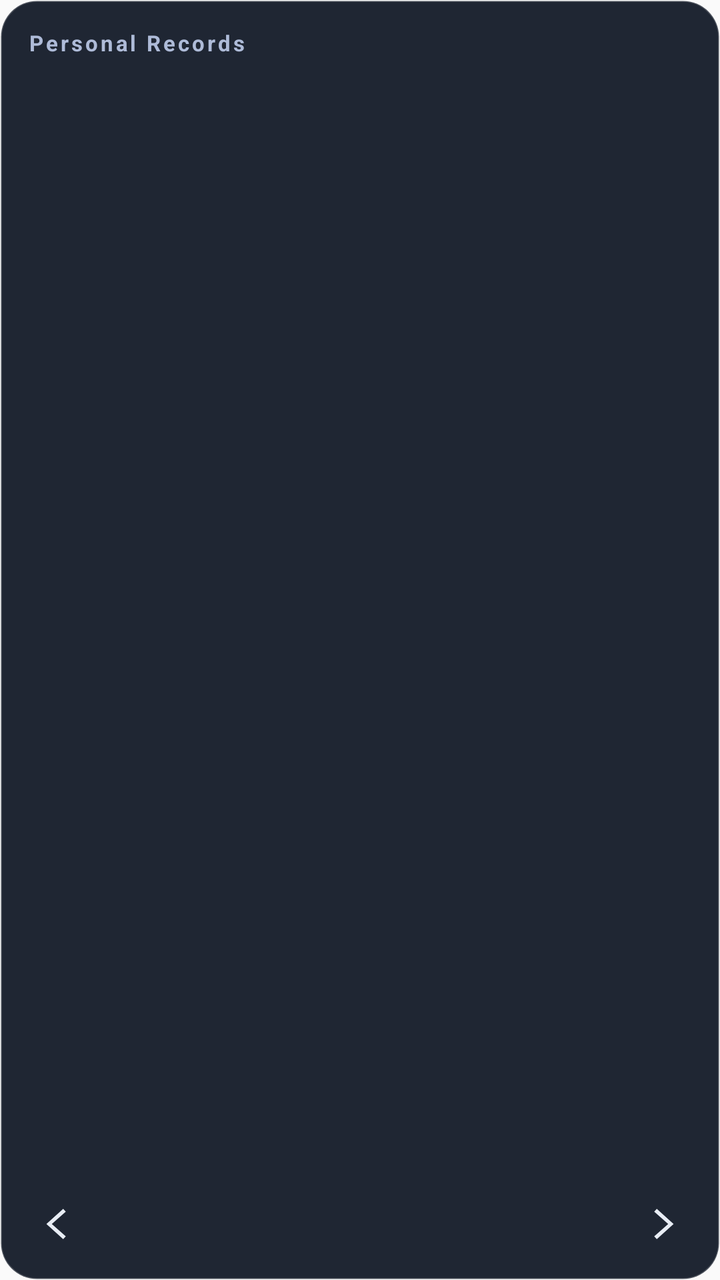
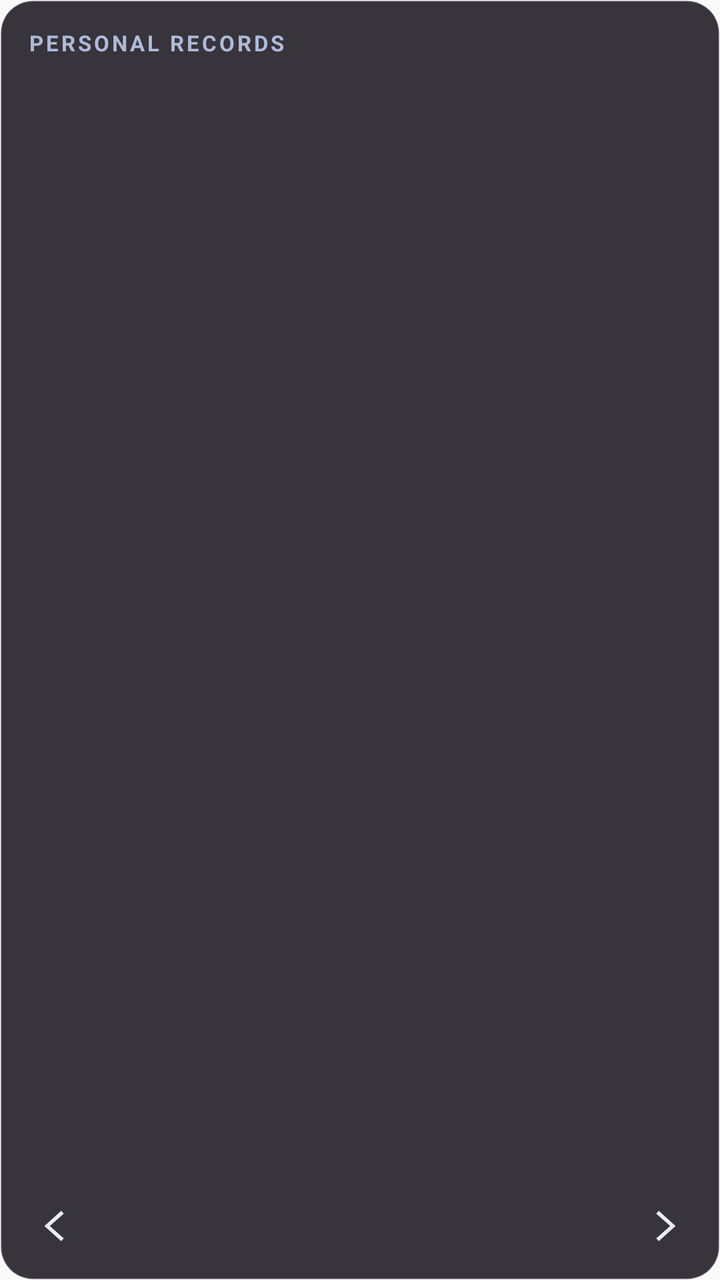

Two renders of the same Android screen: before a commit and after it. Below are the layout's source before the change and the commit's diff.
<!-- AndroidManifest.xml: application theme Theme.Tr3ack -->
<!-- res/layout/tr3ack_widget.xml -->
<?xml version="1.0" encoding="utf-8"?>
<LinearLayout xmlns:android="http://schemas.android.com/apk/res/android"
    android:id="@+id/widget_root"
    android:layout_width="match_parent"
    android:layout_height="match_parent"
    android:background="@drawable/widget_background"
    android:orientation="vertical"
    android:padding="14dp">

    <TextView
        android:id="@+id/widget_title"
        android:layout_width="wrap_content"
        android:layout_height="wrap_content"
        android:text="Personal Records"
        android:textColor="#AEBBD8"
        android:textSize="11sp"
        android:textStyle="bold"
        android:letterSpacing="0.12" />

    <FrameLayout
        android:id="@+id/widget_flipper"
        android:layout_width="match_parent"
        android:layout_height="0dp"
        android:layout_weight="1"
        android:layout_marginTop="4dp">

        <LinearLayout
            android:id="@+id/widget_page_0"
            android:layout_width="match_parent"
            android:layout_height="match_parent"
            android:orientation="vertical"
            android:gravity="center_vertical"
            android:visibility="gone">

            <TextView
                android:id="@+id/widget_name_0"
                android:layout_width="wrap_content"
                android:layout_height="wrap_content"
                android:textColor="#FFFFFF"
                android:textSize="14sp"
                android:textStyle="bold" />

            <TextView
                android:id="@+id/widget_value_0"
                android:layout_width="wrap_content"
                android:layout_height="wrap_content"
                android:layout_marginTop="2dp"
                android:textColor="#FFFFFF"
                android:textSize="22sp"
                android:textStyle="bold" />

            <TextView
                android:id="@+id/widget_detail_0"
                android:layout_width="wrap_content"
                android:layout_height="wrap_content"
                android:layout_marginTop="2dp"
                android:textColor="#AEBBD8"
                android:textSize="11sp" />
        </LinearLayout>

        <LinearLayout
            android:id="@+id/widget_page_1"
            android:layout_width="match_parent"
            android:layout_height="match_parent"
            android:orientation="vertical"
            android:gravity="center_vertical"
            android:visibility="gone">

            <TextView
                android:id="@+id/widget_name_1"
                android:layout_width="wrap_content"
                android:layout_height="wrap_content"
                android:textColor="#FFFFFF"
                android:textSize="14sp"
                android:textStyle="bold" />

            <TextView
                android:id="@+id/widget_value_1"
                android:layout_width="wrap_content"
                android:layout_height="wrap_content"
                android:layout_marginTop="2dp"
                android:textColor="#FFFFFF"
                android:textSize="22sp"
                android:textStyle="bold" />

            <TextView
                android:id="@+id/widget_detail_1"
                android:layout_width="wrap_content"
                android:layout_height="wrap_content"
                android:layout_marginTop="2dp"
                android:textColor="#AEBBD8"
                android:textSize="11sp" />
        </LinearLayout>

        <LinearLayout
            android:id="@+id/widget_page_2"
            android:layout_width="match_parent"
            android:layout_height="match_parent"
            android:orientation="vertical"
            android:gravity="center_vertical"
            android:visibility="gone">

            <TextView
                android:id="@+id/widget_name_2"
                android:layout_width="wrap_content"
                android:layout_height="wrap_content"
                android:textColor="#FFFFFF"
                android:textSize="14sp"
                android:textStyle="bold" />

            <TextView
                android:id="@+id/widget_value_2"
                android:layout_width="wrap_content"
                android:layout_height="wrap_content"
                android:layout_marginTop="2dp"
                android:textColor="#FFFFFF"
                android:textSize="22sp"
                android:textStyle="bold" />

            <TextView
                android:id="@+id/widget_detail_2"
                android:layout_width="wrap_content"
                android:layout_height="wrap_content"
                android:layout_marginTop="2dp"
                android:textColor="#AEBBD8"
                android:textSize="11sp" />
        </LinearLayout>

        <LinearLayout
            android:id="@+id/widget_page_3"
            android:layout_width="match_parent"
            android:layout_height="match_parent"
            android:orientation="vertical"
            android:gravity="center_vertical"
            android:visibility="gone">

            <TextView
                android:id="@+id/widget_name_3"
                android:layout_width="wrap_content"
                android:layout_height="wrap_content"
                android:textColor="#FFFFFF"
                android:textSize="14sp"
                android:textStyle="bold" />

            <TextView
                android:id="@+id/widget_value_3"
                android:layout_width="wrap_content"
                android:layout_height="wrap_content"
                android:layout_marginTop="2dp"
                android:textColor="#FFFFFF"
                android:textSize="22sp"
                android:textStyle="bold" />

            <TextView
                android:id="@+id/widget_detail_3"
                android:layout_width="wrap_content"
                android:layout_height="wrap_content"
                android:layout_marginTop="2dp"
                android:textColor="#AEBBD8"
                android:textSize="11sp" />
        </LinearLayout>
    </FrameLayout>

    <LinearLayout
        android:layout_width="match_parent"
        android:layout_height="wrap_content"
        android:layout_marginTop="6dp"
        android:orientation="horizontal"
        android:gravity="center_vertical">

        <ImageButton
            android:id="@+id/widget_prev"
            android:layout_width="28dp"
            android:layout_height="28dp"
            android:src="@drawable/widget_chevron_left"
            android:background="@android:color/transparent"
            android:contentDescription="Previous" />

        <TextView
            android:id="@+id/widget_indicator"
            android:layout_width="0dp"
            android:layout_height="wrap_content"
            android:layout_weight="1"
            android:gravity="center"
            android:textColor="#AEBBD8"
            android:textSize="11sp" />

        <ImageButton
            android:id="@+id/widget_next"
            android:layout_width="28dp"
            android:layout_height="28dp"
            android:src="@drawable/widget_chevron_right"
            android:background="@android:color/transparent"
            android:contentDescription="Next" />
    </LinearLayout>

</LinearLayout>
<!-- resources referenced by this layout -->
<resources>
  <!-- drawable widget_background (drawable) -->
  <?xml version="1.0" encoding="utf-8"?>
  <shape xmlns:android="http://schemas.android.com/apk/res/android"
      android:shape="rectangle">
      <solid android:color="#1F2633" />
      <corners android:radius="18dp" />
      <stroke
          android:width="1dp"
          android:color="#33FFFFFF" />
  </shape>
  <!-- drawable widget_chevron_left (drawable) -->
  <?xml version="1.0" encoding="utf-8"?>
  <vector xmlns:android="http://schemas.android.com/apk/res/android"
      android:width="24dp"
      android:height="24dp"
      android:viewportWidth="24"
      android:viewportHeight="24">
      <path
          android:fillColor="#E8EDF5"
          android:pathData="M15.6,4.4 L16.9,5.8 L9.9,12 L16.9,18.2 L15.6,19.6 L7.2,12 Z" />
  </vector>
  <!-- drawable widget_chevron_right (drawable) -->
  <?xml version="1.0" encoding="utf-8"?>
  <vector xmlns:android="http://schemas.android.com/apk/res/android"
      android:width="24dp"
      android:height="24dp"
      android:viewportWidth="24"
      android:viewportHeight="24">
      <path
          android:fillColor="#E8EDF5"
          android:pathData="M8.4,4.4 L7.1,5.8 L14.1,12 L7.1,18.2 L8.4,19.6 L16.8,12 Z" />
  </vector>
  <style name="Theme.Tr3ack" parent="android:Theme.Material.Light.NoActionBar" />
</resources>

<!-- the commit's change to res/layout/tr3ack_widget.xml (unified diff, before → after) -->
@@ -11,7 +11,7 @@
         android:id="@+id/widget_title"
         android:layout_width="wrap_content"
         android:layout_height="wrap_content"
-        android:text="Personal Records"
+        android:text="PERSONAL RECORDS"
         android:textColor="#AEBBD8"
         android:textSize="11sp"
         android:textStyle="bold"
@@ -22,7 +22,7 @@
         android:layout_width="match_parent"
         android:layout_height="0dp"
         android:layout_weight="1"
-        android:layout_marginTop="4dp">
+        android:layout_marginTop="6dp">
 
         <LinearLayout
             android:id="@+id/widget_page_0"
@@ -32,20 +32,35 @@
             android:gravity="center_vertical"
             android:visibility="gone">
 
-            <TextView
-                android:id="@+id/widget_name_0"
-                android:layout_width="wrap_content"
-                android:layout_height="wrap_content"
-                android:textColor="#FFFFFF"
-                android:textSize="14sp"
-                android:textStyle="bold" />
+            <LinearLayout
+                android:layout_width="match_parent"
+                android:layout_height="wrap_content"
+                android:orientation="horizontal"
+                android:gravity="center_vertical">
+
+                <ImageView
+                    android:id="@+id/widget_icon_0"
+                    android:layout_width="16dp"
+                    android:layout_height="16dp" />
+
+                <TextView
+                    android:id="@+id/widget_name_0"
+                    android:layout_width="0dp"
+                    android:layout_height="wrap_content"
+                    android:layout_weight="1"
+                    android:layout_marginStart="6dp"
+                    android:singleLine="true"
+                    android:ellipsize="end"
+                    android:textColor="#CDD6F4"
+                    android:textSize="12sp" />
+            </LinearLayout>
 
             <TextView
                 android:id="@+id/widget_value_0"
                 android:layout_width="wrap_content"
                 android:layout_height="wrap_content"
-                android:layout_marginTop="2dp"
-                android:textColor="#FFFFFF"
+                android:layout_marginTop="4dp"
+                android:textColor="#CDD6F4"
                 android:textSize="22sp"
                 android:textStyle="bold" />
 
@@ -53,8 +68,8 @@
                 android:id="@+id/widget_detail_0"
                 android:layout_width="wrap_content"
                 android:layout_height="wrap_content"
-                android:layout_marginTop="2dp"
-                android:textColor="#AEBBD8"
+                android:layout_marginTop="1dp"
+                android:textColor="#CDD6F4"
                 android:textSize="11sp" />
         </LinearLayout>
 
@@ -66,20 +81,35 @@
             android:gravity="center_vertical"
             android:visibility="gone">
 
-            <TextView
-                android:id="@+id/widget_name_1"
-                android:layout_width="wrap_content"
-                android:layout_height="wrap_content"
-                android:textColor="#FFFFFF"
-                android:textSize="14sp"
-                android:textStyle="bold" />
+            <LinearLayout
+                android:layout_width="match_parent"
+                android:layout_height="wrap_content"
+                android:orientation="horizontal"
+                android:gravity="center_vertical">
+
+                <ImageView
+                    android:id="@+id/widget_icon_1"
+                    android:layout_width="16dp"
+                    android:layout_height="16dp" />
+
+                <TextView
+                    android:id="@+id/widget_name_1"
+                    android:layout_width="0dp"
+                    android:layout_height="wrap_content"
+                    android:layout_weight="1"
+                    android:layout_marginStart="6dp"
+                    android:singleLine="true"
+                    android:ellipsize="end"
+                    android:textColor="#CDD6F4"
+                    android:textSize="12sp" />
+            </LinearLayout>
 
             <TextView
                 android:id="@+id/widget_value_1"
                 android:layout_width="wrap_content"
                 android:layout_height="wrap_content"
-                android:layout_marginTop="2dp"
-                android:textColor="#FFFFFF"
+                android:layout_marginTop="4dp"
+                android:textColor="#CDD6F4"
                 android:textSize="22sp"
                 android:textStyle="bold" />
 
@@ -87,8 +117,8 @@
                 android:id="@+id/widget_detail_1"
                 android:layout_width="wrap_content"
                 android:layout_height="wrap_content"
-                android:layout_marginTop="2dp"
-                android:textColor="#AEBBD8"
+                android:layout_marginTop="1dp"
+                android:textColor="#CDD6F4"
                 android:textSize="11sp" />
         </LinearLayout>
 
@@ -100,20 +130,35 @@
             android:gravity="center_vertical"
             android:visibility="gone">
 
-            <TextView
-                android:id="@+id/widget_name_2"
-                android:layout_width="wrap_content"
-                android:layout_height="wrap_content"
-                android:textColor="#FFFFFF"
-                android:textSize="14sp"
-                android:textStyle="bold" />
+            <LinearLayout
+                android:layout_width="match_parent"
+                android:layout_height="wrap_content"
+                android:orientation="horizontal"
+                android:gravity="center_vertical">
+
+                <ImageView
+                    android:id="@+id/widget_icon_2"
+                    android:layout_width="16dp"
+                    android:layout_height="16dp" />
+
+                <TextView
+                    android:id="@+id/widget_name_2"
+                    android:layout_width="0dp"
+                    android:layout_height="wrap_content"
+                    android:layout_weight="1"
+                    android:layout_marginStart="6dp"
+                    android:singleLine="true"
+                    android:ellipsize="end"
+                    android:textColor="#CDD6F4"
+                    android:textSize="12sp" />
+            </LinearLayout>
 
             <TextView
                 android:id="@+id/widget_value_2"
                 android:layout_width="wrap_content"
                 android:layout_height="wrap_content"
-                android:layout_marginTop="2dp"
-                android:textColor="#FFFFFF"
+                android:layout_marginTop="4dp"
+                android:textColor="#CDD6F4"
                 android:textSize="22sp"
                 android:textStyle="bold" />
 
@@ -121,8 +166,8 @@
                 android:id="@+id/widget_detail_2"
                 android:layout_width="wrap_content"
                 android:layout_height="wrap_content"
-                android:layout_marginTop="2dp"
-                android:textColor="#AEBBD8"
+                android:layout_marginTop="1dp"
+                android:textColor="#CDD6F4"
                 android:textSize="11sp" />
         </LinearLayout>
 
@@ -134,20 +179,35 @@
             android:gravity="center_vertical"
             android:visibility="gone">
 
-            <TextView
-                android:id="@+id/widget_name_3"
-                android:layout_width="wrap_content"
-                android:layout_height="wrap_content"
-                android:textColor="#FFFFFF"
-                android:textSize="14sp"
-                android:textStyle="bold" />
+            <LinearLayout
+                android:layout_width="match_parent"
+                android:layout_height="wrap_content"
+                android:orientation="horizontal"
+                android:gravity="center_vertical">
+
+                <ImageView
+                    android:id="@+id/widget_icon_3"
+                    android:layout_width="16dp"
+                    android:layout_height="16dp" />
+
+                <TextView
+                    android:id="@+id/widget_name_3"
+                    android:layout_width="0dp"
+                    android:layout_height="wrap_content"
+                    android:layout_weight="1"
+                    android:layout_marginStart="6dp"
+                    android:singleLine="true"
+                    android:ellipsize="end"
+                    android:textColor="#CDD6F4"
+                    android:textSize="12sp" />
+            </LinearLayout>
 
             <TextView
                 android:id="@+id/widget_value_3"
                 android:layout_width="wrap_content"
                 android:layout_height="wrap_content"
-                android:layout_marginTop="2dp"
-                android:textColor="#FFFFFF"
+                android:layout_marginTop="4dp"
+                android:textColor="#CDD6F4"
                 android:textSize="22sp"
                 android:textStyle="bold" />
 
@@ -155,8 +215,8 @@
                 android:id="@+id/widget_detail_3"
                 android:layout_width="wrap_content"
                 android:layout_height="wrap_content"
-                android:layout_marginTop="2dp"
-                android:textColor="#AEBBD8"
+                android:layout_marginTop="1dp"
+                android:textColor="#CDD6F4"
                 android:textSize="11sp" />
         </LinearLayout>
     </FrameLayout>
@@ -170,8 +230,8 @@
 
         <ImageButton
             android:id="@+id/widget_prev"
-            android:layout_width="28dp"
-            android:layout_height="28dp"
+            android:layout_width="26dp"
+            android:layout_height="26dp"
             android:src="@drawable/widget_chevron_left"
             android:background="@android:color/transparent"
             android:contentDescription="Previous" />
@@ -187,8 +247,8 @@
 
         <ImageButton
             android:id="@+id/widget_next"
-            android:layout_width="28dp"
-            android:layout_height="28dp"
+            android:layout_width="26dp"
+            android:layout_height="26dp"
             android:src="@drawable/widget_chevron_right"
             android:background="@android:color/transparent"
             android:contentDescription="Next" />
<!-- resource entries referenced after the edit -->
@@ -4,11 +4,11 @@
   <?xml version="1.0" encoding="utf-8"?>
   <shape xmlns:android="http://schemas.android.com/apk/res/android"
       android:shape="rectangle">
-      <solid android:color="#1F2633" />
-      <corners android:radius="18dp" />
+      <solid android:color="#37343C" />
+      <corners android:radius="16dp" />
       <stroke
           android:width="1dp"
-          android:color="#33FFFFFF" />
+          android:color="#22CDD6F4" />
   </shape>
   <!-- drawable widget_chevron_left (drawable) -->
   <?xml version="1.0" encoding="utf-8"?>
